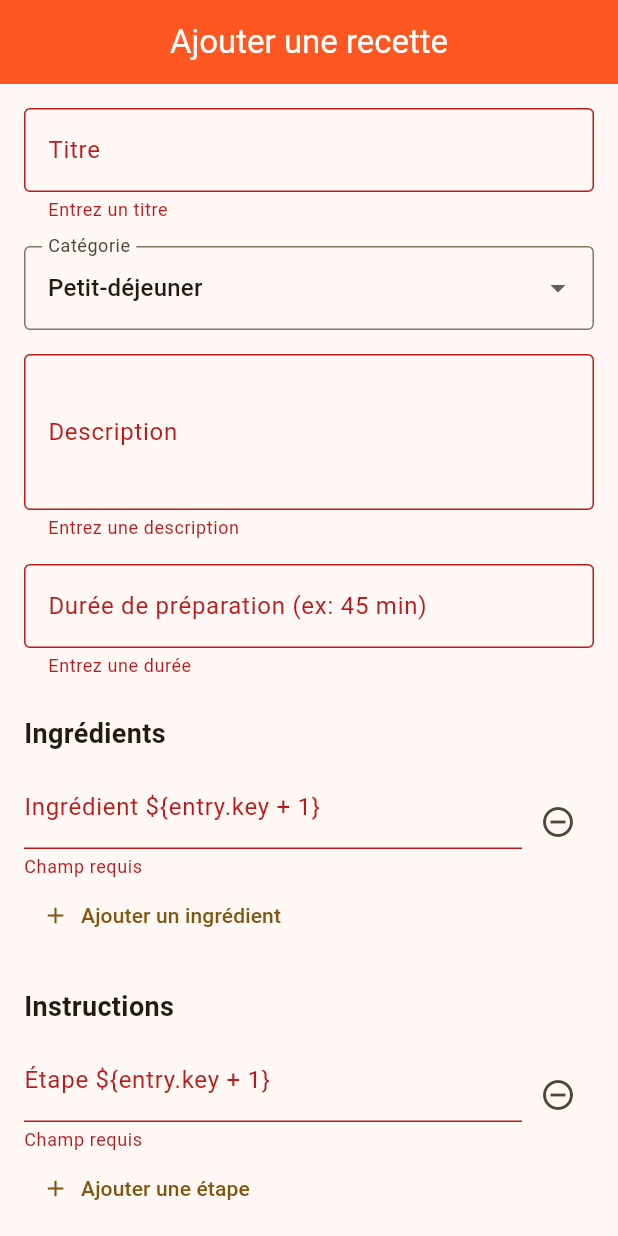
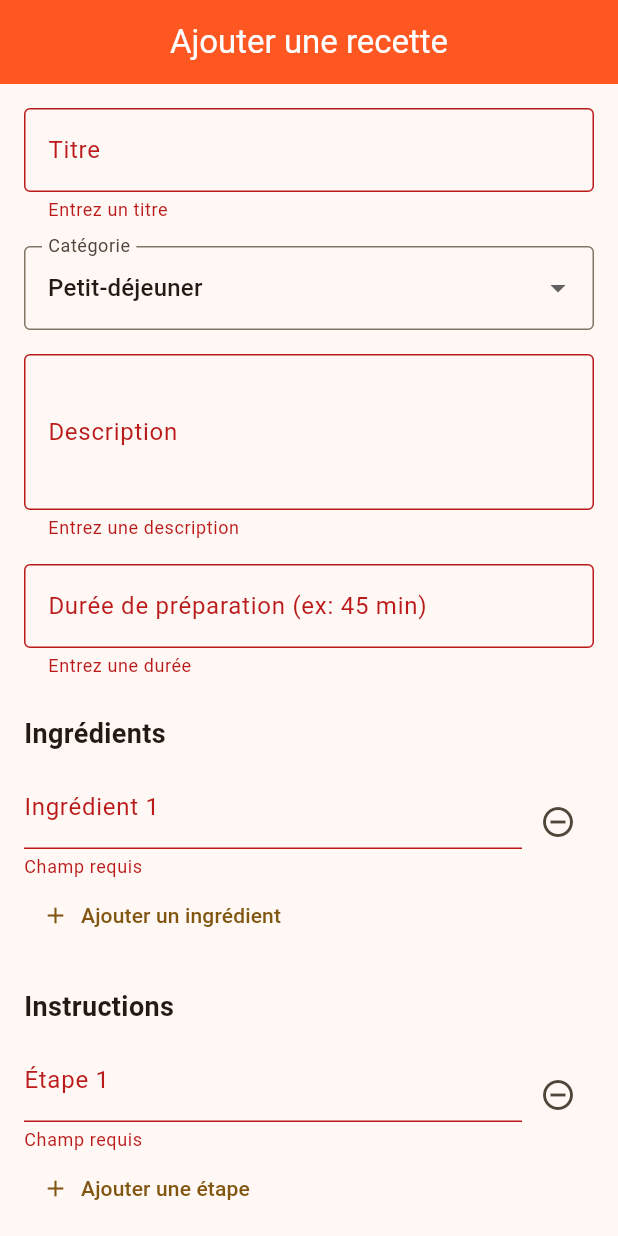
Before and after one commit to justin2119/rececte_app, a Flutter app: the AddRecipeScreen screen opened by its route, after a tap on "Enregistrer la recette", on a phone screen of 412 x 824 dp. Run offline on Flutter 3.47's test engine with Material 3 defaults, Android fonts, the phone set to English and light mode, and no system bars; our stand-ins replace cached_network_image, flutter_riverpod, go_router; network calls fail.

Commit message:
feat: improve form validation and strict typing in AddRecipeScreen

```diff
--- a/app_recette_certification/lib/screens/add_recipe_screen.dart
+++ b/app_recette_certification/lib/screens/add_recipe_screen.dart
@@ -13,25 +13,25 @@ class AddRecipeScreen extends ConsumerStatefulWidget {
 }
 
 class _AddRecipeScreenState extends ConsumerState<AddRecipeScreen> {
-  final _formKey = GlobalKey<FormState>();
-  final _titleController = TextEditingController();
-  final _descriptionController = TextEditingController();
-  final _prepDurationController = TextEditingController();
+  final GlobalKey<FormState> _formKey = GlobalKey<FormState>();
+  final TextEditingController _titleController = TextEditingController();
+  final TextEditingController _descriptionController = TextEditingController();
+  final TextEditingController _prepDurationController = TextEditingController();
   String _selectedCategory = 'Petit-déjeuner';
   final List<TextEditingController> _ingredientControllers = [TextEditingController()];
   final List<TextEditingController> _instructionControllers = [TextEditingController()];
 
-  final List<String> _categories = ['Petit-déjeuner', 'Déjeuner', 'Dîner', 'Collation'];
+  final List<String> _categories = ['Petit-déjeuner', 'Déjeuner', 'Dîner', 'Collation', 'Sauces Togolaises'];
 
   @override
   void dispose() {
     _titleController.dispose();
     _descriptionController.dispose();
     _prepDurationController.dispose();
-    for (var controller in _ingredientControllers) {
+    for (TextEditingController controller in _ingredientControllers) {
       controller.dispose();
     }
-    for (var controller in _instructionControllers) {
+    for (TextEditingController controller in _instructionControllers) {
       controller.dispose();
     }
     super.dispose();
@@ -69,16 +69,24 @@ class _AddRecipeScreenState extends ConsumerState<AddRecipeScreen> {
 
   void _submit() {
     if (_formKey.currentState!.validate()) {
-      final ingredients = _ingredientControllers
-          .map((c) => c.text.trim())
-          .where((t) => t.isNotEmpty)
+      if (_ingredientControllers.any((c) => c.text.trim().isEmpty)) {
+        ScaffoldMessenger.of(context).showSnackBar(
+          const SnackBar(content: Text('Veuillez remplir tous les ingrédients ou en supprimer')),
+        );
+        return;
+      }
+
+      final List<String> ingredients = _ingredientControllers
+          .map((TextEditingController c) => c.text.trim())
+          .where((String t) => t.isNotEmpty)
           .toList();
-      final instructions = _instructionControllers
-          .map((c) => c.text.trim())
-          .where((t) => t.isNotEmpty)
+
+      final String instructions = _instructionControllers
+          .map((TextEditingController c) => c.text.trim())
+          .where((String t) => t.isNotEmpty)
           .join('\n');
 
-      final newRecipe = Recipe(
+      final Recipe newRecipe = Recipe(
         id: const Uuid().v4(),
         title: _titleController.text.trim(),
         description: _descriptionController.text.trim(),
@@ -111,31 +119,43 @@ class _AddRecipeScreenState extends ConsumerState<AddRecipeScreen> {
               TextFormField(
                 controller: _titleController,
                 decoration: const InputDecoration(labelText: 'Titre', border: OutlineInputBorder()),
-                validator: (value) => value == null || value.isEmpty ? 'Entrez un titre' : null,
+                validator: (String? value) {
+                  if (value == null || value.isEmpty) return 'Entrez un titre';
+                  if (value.length < 3) return 'Le titre est trop court';
+                  return null;
+                },
               ),
               const SizedBox(height: 16),
               DropdownButtonFormField<String>(
                 value: _selectedCategory,
                 decoration: const InputDecoration(labelText: 'Catégorie', border: OutlineInputBorder()),
-                items: _categories.map((cat) => DropdownMenuItem(value: cat, child: Text(cat))).toList(),
-                onChanged: (val) => setState(() => _selectedCategory = val!),
+                items: _categories.map((String cat) => DropdownMenuItem(value: cat, child: Text(cat))).toList(),
+                onChanged: (String? val) => setState(() => _selectedCategory = val!),
               ),
               const SizedBox(height: 16),
               TextFormField(
                 controller: _descriptionController,
                 decoration: const InputDecoration(labelText: 'Description', border: OutlineInputBorder()),
                 maxLines: 3,
-                validator: (value) => value == null || value.isEmpty ? 'Entrez une description' : null,
+                validator: (String? value) {
+                  if (value == null || value.isEmpty) return 'Entrez une description';
+                  if (value.length < 10) return 'La description doit faire au moins 10 caractères';
+                  return null;
+                },
               ),
               const SizedBox(height: 16),
               TextFormField(
                 controller: _prepDurationController,
                 decoration: const InputDecoration(labelText: 'Durée de préparation (ex: 45 min)', border: OutlineInputBorder()),
-                validator: (value) => value == null || value.isEmpty ? 'Entrez une durée' : null,
+                validator: (String? value) {
+                  if (value == null || value.isEmpty) return 'Entrez une durée';
+                  if (!RegExp(r'\d+').hasMatch(value)) return 'La durée doit contenir un chiffre';
+                  return null;
+                },
               ),
               const SizedBox(height: 24),
               const Text('Ingrédients', style: TextStyle(fontSize: 18, fontWeight: FontWeight.bold)),
-              ..._ingredientControllers.asMap().entries.map((entry) {
+              ..._ingredientControllers.asMap().entries.map((MapEntry<int, TextEditingController> entry) {
                 return Padding(
                   padding: const EdgeInsets.only(top: 8.0),
                   child: Row(
@@ -143,8 +163,8 @@ class _AddRecipeScreenState extends ConsumerState<AddRecipeScreen> {
                       Expanded(
                         child: TextFormField(
                           controller: entry.value,
-                          decoration: InputDecoration(labelText: 'Ingrédient \${entry.key + 1}'),
-                          validator: (value) => value == null || value.isEmpty ? 'Champ requis' : null,
+                          decoration: InputDecoration(labelText: 'Ingrédient ${entry.key + 1}'),
+                          validator: (String? value) => value == null || value.isEmpty ? 'Champ requis' : null,
                         ),
                       ),
                       IconButton(
@@ -162,7 +182,7 @@ class _AddRecipeScreenState extends ConsumerState<AddRecipeScreen> {
               ),
               const SizedBox(height: 24),
               const Text('Instructions', style: TextStyle(fontSize: 18, fontWeight: FontWeight.bold)),
-              ..._instructionControllers.asMap().entries.map((entry) {
+              ..._instructionControllers.asMap().entries.map((MapEntry<int, TextEditingController> entry) {
                 return Padding(
                   padding: const EdgeInsets.only(top: 8.0),
                   child: Row(
@@ -170,8 +190,8 @@ class _AddRecipeScreenState extends ConsumerState<AddRecipeScreen> {
                       Expanded(
                         child: TextFormField(
                           controller: entry.value,
-                          decoration: InputDecoration(labelText: 'Étape \${entry.key + 1}'),
-                          validator: (value) => value == null || value.isEmpty ? 'Champ requis' : null,
+                          decoration: InputDecoration(labelText: 'Étape ${entry.key + 1}'),
+                          validator: (String? value) => value == null || value.isEmpty ? 'Champ requis' : null,
                         ),
                       ),
                       IconButton(
```
